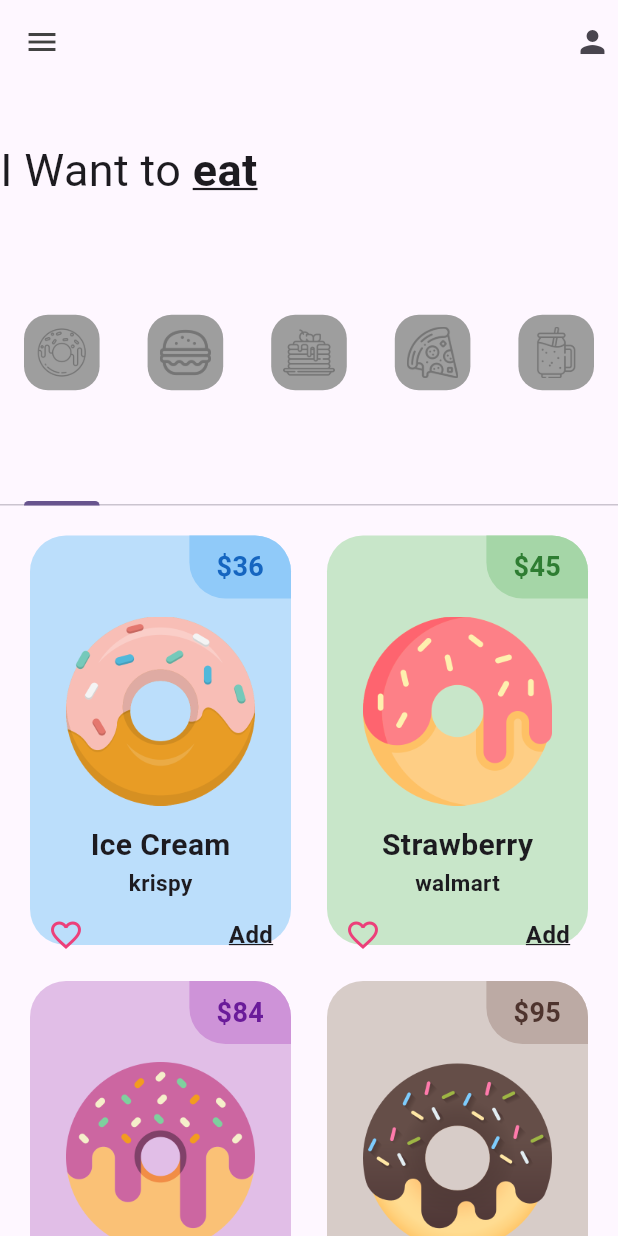
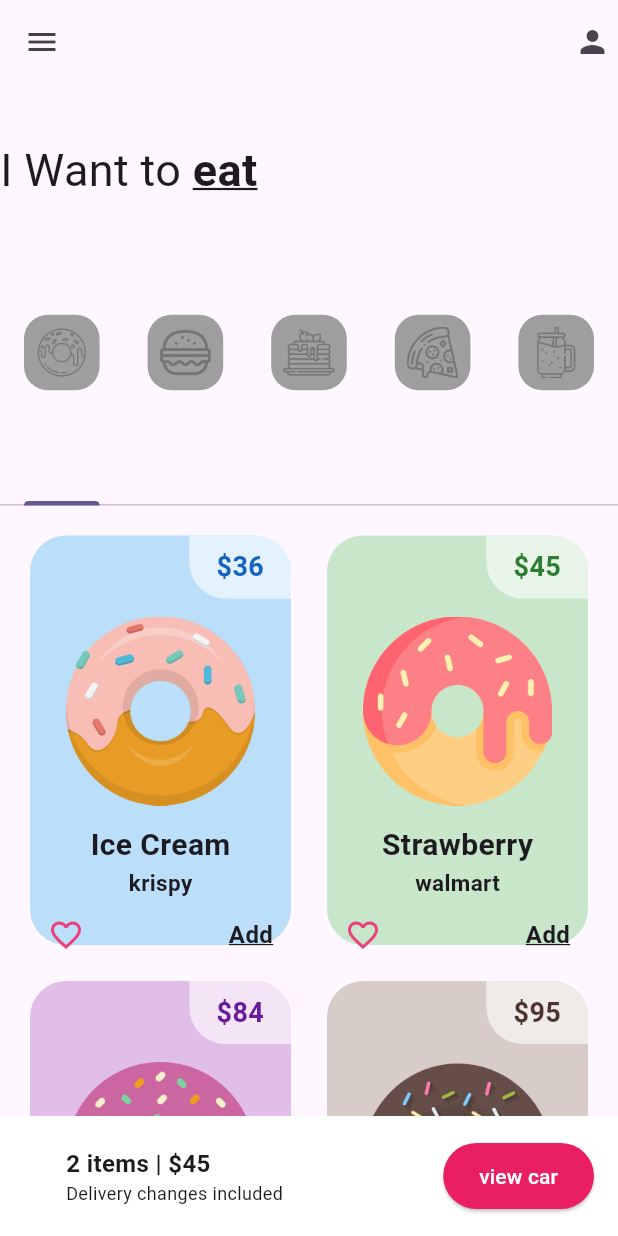
Before and after one commit to JoelSANQ/donut_app_2b_sanchez, a Flutter app: the screen it shows after launch, on a phone screen of 412 x 824 dp. Run offline on Flutter 3.47's test engine with Material 3 defaults, Android fonts, the phone set to English and light mode, and no system bars.

Commit message:
UI finished

```diff
--- a/lib/pages/home_page.dart
+++ b/lib/pages/home_page.dart
@@ -70,11 +70,44 @@
    PancakesTab(),
    PizzaTab(),
    SmoothieTab(),]),
-)
+) ,
 
 
       // carrito
+      Container(
+        color: Colors.white,
+        padding: const EdgeInsets.all(16),
+        child: Row(
+          mainAxisAlignment: MainAxisAlignment.spaceBetween,
+          children: [
+            Padding(padding: EdgeInsets.only(left: 28),
+            child: Column(
+              crossAxisAlignment: CrossAxisAlignment.start,
+              children: [
+                Text("2 items | \$45",
+                style: TextStyle(
+                  fontSize: 16,
+                  fontWeight: FontWeight.bold
+                ),
+                ),
+                Text("Delivery changes included",
+                style:  TextStyle(fontSize: 12),
+                ),
 
+
+              ],
+            ),
+            ),
+            ElevatedButton(
+                  onPressed: () {},
+                  style: ElevatedButton.styleFrom(
+                    backgroundColor: Colors.pink,
+                    padding: const EdgeInsets.symmetric(
+                      horizontal: 24,
+                      vertical: 12,)),
+                  child: const Text("view car", style: TextStyle(color: Colors.white),))
+          ],),
+      )
 
         ],)
       ),
--- a/lib/utils/donut_tile.dart
+++ b/lib/utils/donut_tile.dart
@@ -33,7 +33,7 @@
             children: [
               Container(
                 decoration: BoxDecoration(
-                  color: donutColor[200],
+                  color: donutColor[50],
                   borderRadius: BorderRadius.only(
                     topRight: Radius.circular(24),
                     bottomLeft: Radius.circular(24)),
```
